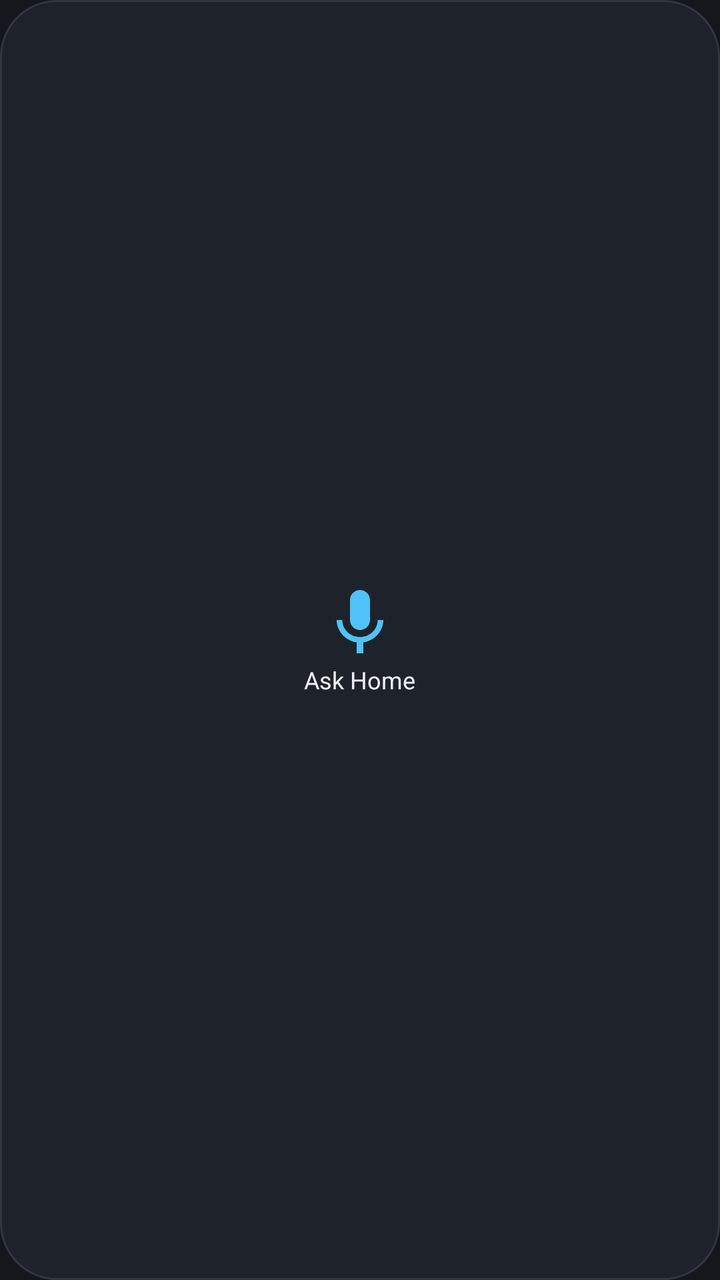
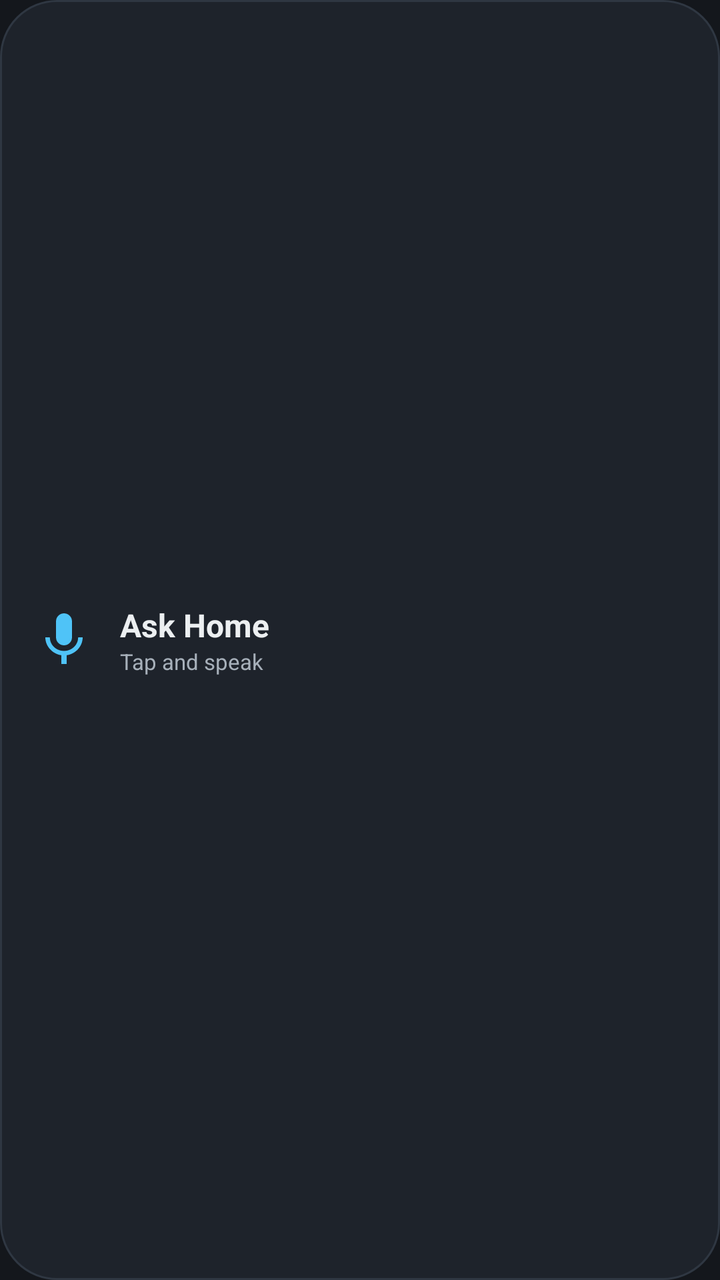

The first picture is an Android layout as it rendered before a commit; the second is the same layout after the commit. The layout source and the unified diff follow.
<!-- AndroidManifest.xml: application theme Theme.IbnEIlyas -->
<!-- res/layout/widget_mic.xml -->
<?xml version="1.0" encoding="utf-8"?>
<LinearLayout xmlns:android="http://schemas.android.com/apk/res/android"
    android:id="@+id/widget_root"
    android:layout_width="match_parent"
    android:layout_height="match_parent"
    android:background="@drawable/widget_bg"
    android:gravity="center"
    android:orientation="vertical"
    android:padding="8dp">
    <ImageView
        android:layout_width="40dp"
        android:layout_height="40dp"
        android:contentDescription="Voice command"
        android:src="@drawable/ic_mic_widget" />
    <TextView
        android:layout_width="wrap_content"
        android:layout_height="wrap_content"
        android:text="Ask Home"
        android:textColor="#ECEFF1"
        android:textSize="12sp" />
</LinearLayout>
<!-- resources referenced by this layout -->
<resources>
  <!-- drawable ic_mic_widget (drawable) -->
  <vector xmlns:android="http://schemas.android.com/apk/res/android"
      android:width="40dp"
      android:height="40dp"
      android:viewportWidth="24"
      android:viewportHeight="24">
      <path
          android:fillColor="#4FC3F7"
          android:pathData="M12,14c1.66,0 3,-1.34 3,-3V5c0,-1.66 -1.34,-3 -3,-3S9,3.34 9,5v6c0,1.66 1.34,3 3,3zM17.3,11c0,3 -2.54,5.1 -5.3,5.1S6.7,14 6.7,11H5c0,3.41 2.72,6.23 6,6.72V21h2v-3.28c3.28,-0.48 6,-3.3 6,-6.72h-1.7z" />
  </vector>
  <!-- drawable widget_bg (drawable) -->
  <?xml version="1.0" encoding="utf-8"?>
  <shape xmlns:android="http://schemas.android.com/apk/res/android" android:shape="rectangle">
      <solid android:color="#1E232B" />
      <corners android:radius="28dp" />
      <stroke android:width="1dp" android:color="#2F3742" />
  </shape>
  <style name="Theme.IbnEIlyas" parent="android:Theme.Material.NoActionBar">
          <item name="android:windowBackground">#14171C</item>
          <item name="android:statusBarColor">#14171C</item>
          <item name="android:navigationBarColor">#14171C</item>
      </style>
</resources>

<!-- the commit's change to res/layout/widget_mic.xml (unified diff, before → after) -->
@@ -4,18 +4,33 @@
     android:layout_width="match_parent"
     android:layout_height="match_parent"
     android:background="@drawable/widget_bg"
-    android:gravity="center"
-    android:orientation="vertical"
-    android:padding="8dp">
+    android:gravity="center_vertical"
+    android:orientation="horizontal"
+    android:paddingLeft="16dp"
+    android:paddingRight="16dp">
     <ImageView
-        android:layout_width="40dp"
-        android:layout_height="40dp"
+        android:layout_width="32dp"
+        android:layout_height="32dp"
         android:contentDescription="Voice command"
         android:src="@drawable/ic_mic_widget" />
-    <TextView
-        android:layout_width="wrap_content"
+    <LinearLayout
+        android:layout_width="0dp"
         android:layout_height="wrap_content"
-        android:text="Ask Home"
-        android:textColor="#ECEFF1"
-        android:textSize="12sp" />
+        android:layout_marginLeft="12dp"
+        android:layout_weight="1"
+        android:orientation="vertical">
+        <TextView
+            android:layout_width="wrap_content"
+            android:layout_height="wrap_content"
+            android:text="Ask Home"
+            android:textColor="#ECEFF1"
+            android:textSize="16sp"
+            android:textStyle="bold" />
+        <TextView
+            android:layout_width="wrap_content"
+            android:layout_height="wrap_content"
+            android:text="Tap and speak"
+            android:textColor="#A7B0BA"
+            android:textSize="11sp" />
+    </LinearLayout>
 </LinearLayout>
